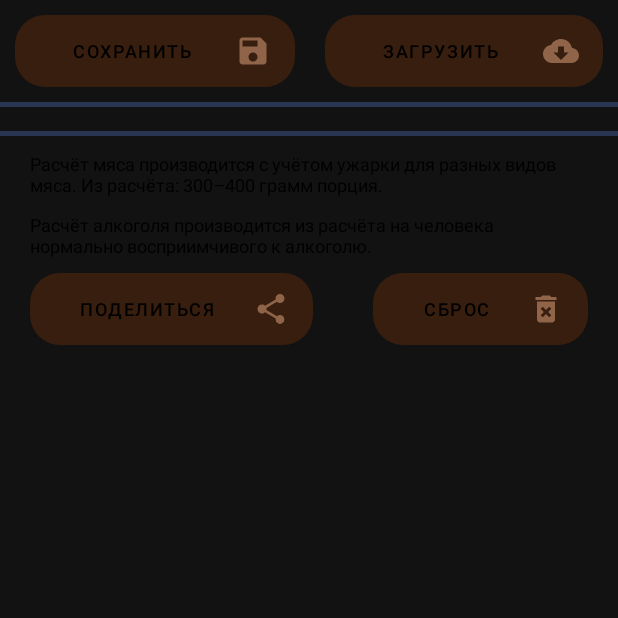
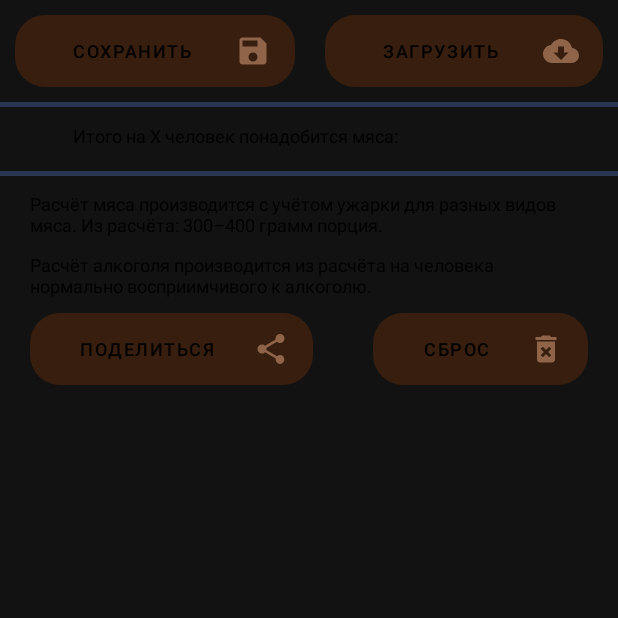
Before and after one commit to toffeantyri/MeatAlcoholCalculator, an Android app: the fragment BottomSheetFragment shown on its own in the app's theme, after a tap on "СОХРАНИТЬ", on a phone screen of 412 x 824 dp, the top half of it. Run offline under Robolectric (Android 15) with nearby library versions, the phone set to English and light mode, and no system bars.

Commit message:
0.6 Заменено ОБЩЕЕ мяса на рыбу рефакторинг произведен с заменой и добавкой рыбы

```diff
--- a/app/src/main/java/ru/calcs/meatcalculator/BottomSheetFragment.kt
+++ b/app/src/main/java/ru/calcs/meatcalculator/BottomSheetFragment.kt
@@ -11,13 +11,13 @@ import android.view.ViewGroup
 import android.widget.Toast
 import androidx.fragment.app.activityViewModels
 import androidx.lifecycle.LifecycleOwner
-import kotlinx.android.synthetic.main.fragment_bottom_sheet.*
 import kotlinx.android.synthetic.main.fragment_bottom_sheet.view.*
 import ru.calcs.meatcalculator.adapters.AppPreference
 import ru.calcs.meatcalculator.viewmodel.DataModelView
 import java.lang.StringBuilder
 
 //КОЭФИЦИЕНТ УЖАРКИ
+const val COEF_FISH = 1.3F
 const val COEF_CHIKEN = 1.3F
 const val COEF_PIG = 1.35f
 const val COEF_MUU = 1.4f
@@ -48,67 +48,76 @@ class BottomSheetFragment : Fragment() {
         dataModel.main_titleResult_x_people_meat.observe(this as LifecycleOwner) {
             val peopleTextCount =
                 if (it.toInt() > 1) getString(R.string.RESULT_DESC_ITOGO_peoples) else getString(R.string.RESULT_DESC_ITOGO_people)
+            if ((dataModel.result_value_fish.value != null && dataModel.result_value_fish.value != 0f) || (dataModel.result_value_chicken.value != null && dataModel.result_value_chicken.value != 0f) ||
+                (dataModel.result_value_pig.value != null && dataModel.result_value_pig.value != 0f) || (dataModel.result_value_muu.value != null && dataModel.result_value_muu.value != 0f)
+            ) {
+                view0.main_title_x_people_meat.visibility = View.VISIBLE
+            } else view0.main_title_x_people_meat.visibility = View.GONE
             view0.main_title_x_people_meat.text =
-                (getString(R.string.RESULT_DESC_ITOGO1) + it.toInt() + peopleTextCount + getString(R.string.RESULT_DESC_ITOGO2))
+                (getString(R.string.RESULT_DESC_ITOGO1) + it.toInt()
+                    .toString() + peopleTextCount + getString(R.string.RESULT_DESC_ITOGO2))
         }
+
 
         //наблюдатель итого на Х человек алко
         dataModel.main_titleResult_x_people_alco.observe(this as LifecycleOwner) {
             val peopleTextCount =
                 if (it.toInt() > 1) getString(R.string.RESULT_DESC_ITOGO_peoples) else getString(R.string.RESULT_DESC_ITOGO_people)
+            if ((dataModel.result_value_bear.value != null && dataModel.result_value_bear.value != 0f) || (dataModel.result_value_vine.value != null && dataModel.result_value_vine.value != 0f) ||
+                (dataModel.result_value_vodka.value != null && dataModel.result_value_vodka.value != 0f)
+            ) {
+                view0.main_title_x_people_alco.visibility = View.VISIBLE
+            } else view0.main_title_x_people_alco.visibility = View.GONE
+
             view0.main_title_x_people_alco.text =
-                (getString(R.string.RESULT_DESC_ITOGO1) + it.toInt() + peopleTextCount + getString(R.string.RESULT_DESC_ITOGO2))
+                (getString(R.string.RESULT_DESC_ITOGO1) + it.toInt()
+                    .toString() + peopleTextCount + getString(R.string.RESULT_DESC_ITOGO2))
+
         }
 
-        dataModel.result_value_meat.observe(this as LifecycleOwner) {
+
+        dataModel.result_value_fish.observe(this as LifecycleOwner) {
             if (it != null && it != 0f) {
-                dataModel.result_value_chicken.value = (it / 3) * COEF_CHIKEN
-                dataModel.result_value_pig.value = (it / 3) * COEF_PIG
-                dataModel.result_value_muu.value = (it / 3) * COEF_MUU
-                view0.main_title_x_people_meat.visibility = View.VISIBLE
+                view0.tvResult_value_fish_kg.text =
+                    (String.format("%.2f", it * COEF_FISH) + getString(R.string.kg) + getString(R.string.fishs))
+                view0.container_fish_result.visibility = View.VISIBLE
             } else {
-                view0.main_title_x_people_meat.visibility = View.GONE
+                view0.container_fish_result.visibility = View.GONE
             }
         }
 
         dataModel.result_value_chicken.observe(this as LifecycleOwner) {
-            if (it != null&& it != 0f) {
+            if (it != null && it != 0f) {
                 view0.tvResult_value_chiken_kg.text =
                     (String.format("%.2f", it * COEF_CHIKEN) + getString(R.string.kg) + getString(R.string.chickens))
                 view0.container_chicken_result.visibility = View.VISIBLE
-                view0.main_title_x_people_meat.visibility = View.VISIBLE
             } else {
                 view0.container_chicken_result.visibility = View.GONE
-                view0.main_title_x_people_meat.visibility = View.GONE
             }
         }
 
         dataModel.result_value_pig.observe(this as LifecycleOwner) {
-            if (it != null&& it != 0f) {
+            if (it != null && it != 0f) {
                 view0.tvResult_value_pig_kg.text =
                     (String.format("%.2f", it * COEF_PIG) + getString(R.string.kg) + getString(R.string.pigs))
                 view0.container_pig_result.visibility = View.VISIBLE
-                view0.main_title_x_people_meat.visibility = View.VISIBLE
             } else {
                 view0.container_pig_result.visibility = View.GONE
-                view0.main_title_x_people_meat.visibility = View.GONE
             }
         }
 
         dataModel.result_value_muu.observe(this as LifecycleOwner) {
-            if (it != null&& it != 0f) {
+            if (it != null && it != 0f) {
                 view0.tvResult_value_muu_kg.text =
                     (String.format("%.2f", it * COEF_MUU) + getString(R.string.kg) + getString(R.string.muus))
                 view0.container_muu_result.visibility = View.VISIBLE
-                view0.main_title_x_people_meat.visibility = View.VISIBLE
             } else {
                 view0.container_muu_result.visibility = View.GONE
-                view0.main_title_x_people_meat.visibility = View.GONE
             }
         }
 
         dataModel.result_value_alco.observe(this as LifecycleOwner) {
-            if (it != null&& it != 0f) {
+            if (it != null && it != 0f) {
                 dataModel.result_value_bear.value = (it * COEF_BEAR) * 0.2f
                 dataModel.result_value_vine.value = (it * COEF_VINE) * 0.25f
                 dataModel.result_value_vodka.value = (it * COEF_VODKA) * 0.55f
@@ -119,46 +128,41 @@ class BottomSheetFragment : Fragment() {
         }
 
         dataModel.result_value_bear.observe(this as LifecycleOwner) {
-            if (it != null&& it != 0f) {
+            if (it != null && it != 0f) {
                 view0.tvResult_value_bear_litr.text = (String.format(
                     "%.2f",
                     it * COEF_BEAR
                 ) + getString(R.string.litrs) + getString(R.string.bears))
                 view0.container_bear_result.visibility = View.VISIBLE
-                view0.main_title_x_people_alco.visibility = View.VISIBLE
+
             } else {
                 view0.container_bear_result.visibility = View.GONE
-                view0.main_title_x_people_alco.visibility = View.GONE
             }
         }
 
         dataModel.result_value_vine.observe(this as LifecycleOwner) {
-            if (it != null&& it != 0f) {
+            if (it != null && it != 0f) {
                 view0.tvResult_value_vine_litr.text =
                     (String.format("%.2f", it * COEF_VINE) + getString(R.string.litrs) + getString(R.string.vines))
                 view0.container_vine_result.visibility = View.VISIBLE
-                view0.main_title_x_people_alco.visibility = View.VISIBLE
             } else {
                 view0.container_vine_result.visibility = View.GONE
-                view0.main_title_x_people_alco.visibility = View.GONE
             }
         }
 
         dataModel.result_value_vodka.observe(this as LifecycleOwner) {
-            if (it != null&& it != 0f) {
+            if (it != null && it != 0f) {
                 view0.tvResult_value_vodka_litr.text =
                     (String.format("%.2f", it * COEF_VODKA) + getString(R.string.litrs) + getString(R.string.vodkas))
                 view0.container_vodka_result.visibility = View.VISIBLE
-                view0.main_title_x_people_alco.visibility = View.VISIBLE
             } else {
                 view0.container_vodka_result.visibility = View.GONE
-                view0.main_title_x_people_alco.visibility = View.GONE
             }
         }
 
 
         dataModel.result_value_bread.observe(this as LifecycleOwner) {
-            if (it != null&& it != 0f) {
+            if (it != null && it != 0f) {
                 view0.tvResult_value_bread.text =
                     (String.format("%.2f", it) + getString(R.string.kg) + getString(R.string.breads))
                 view0.container_bread.visibility = View.VISIBLE
@@ -166,7 +170,7 @@ class BottomSheetFragment : Fragment() {
         }
 
         dataModel.result_value_veget.observe(this as LifecycleOwner) {
-            if (it != null&& it != 0f) {
+            if (it != null && it != 0f) {
                 view0.tvResult_value_vegetable.text =
                     (String.format("%.2f", it) + getString(R.string.kg) + getString(R.string.vegetables))
                 view0.container_vegetable.visibility = View.VISIBLE
@@ -175,53 +179,68 @@ class BottomSheetFragment : Fragment() {
 
 
         view0.btn_save_result.setOnClickListener {
-            val chicken : Float = dataModel.result_value_chicken.value ?: 0f
-            val pig : Float = dataModel.result_value_pig.value ?: 0f
-            val muu : Float = dataModel.result_value_muu.value ?: 0f
-            val bear : Float = dataModel.result_value_bear.value ?: 0f
-            val vine : Float = dataModel.result_value_vine.value ?: 0f
-            val vodka : Float = dataModel.result_value_vodka.value ?: 0f
-            val bread : Float = dataModel.result_value_bread.value ?: 0f
-            val veget : Float = dataModel.result_value_veget.value ?: 0f
-            val xPeopleMeat : Float = dataModel.main_titleResult_x_people_meat.value ?: 0f
-            val xPeopleAlco : Float = dataModel.main_titleResult_x_people_alco.value ?: 0f
-            saveOnClick(chicken, pig, muu, bear, vine, vodka, bread, veget, xPeopleMeat,xPeopleAlco)
+            val fish: Float = dataModel.result_value_fish.value ?: 0f
+            val chicken: Float = dataModel.result_value_chicken.value ?: 0f
+            val pig: Float = dataModel.result_value_pig.value ?: 0f
+            val muu: Float = dataModel.result_value_muu.value ?: 0f
+            val bear: Float = dataModel.result_value_bear.value ?: 0f
+            val vine: Float = dataModel.result_value_vine.value ?: 0f
+            val vodka: Float = dataModel.result_value_vodka.value ?: 0f
+            val bread: Float = dataModel.result_value_bread.value ?: 0f
+            val veget: Float = dataModel.result_value_veget.value ?: 0f
+            val xPeopleMeat: Float = dataModel.main_titleResult_x_people_meat.value ?: 0f
+            val xPeopleAlco: Float = dataModel.main_titleResult_x_people_alco.value ?: 0f
+            saveOnClick(fish, chicken, pig, muu, bear, vine, vodka, bread, veget, xPeopleMeat, xPeopleAlco)
         }
         view0.btn_load_result.setOnClickListener {
             loadOnClick()
         }
 
         view0.btn_share_result.setOnClickListener {
-            val chicken : Float = dataModel.result_value_chicken.value ?: 0f
-            val pig : Float = dataModel.result_value_pig.value ?: 0f
-            val muu : Float = dataModel.result_value_muu.value ?: 0f
-            val bear : Float = dataModel.result_value_bear.value ?: 0f
-            val vine : Float = dataModel.result_value_vine.value ?: 0f
-            val vodka : Float = dataModel.result_value_vodka.value ?: 0f
-            val bread : Float = dataModel.result_value_bread.value ?: 0f
-            val veget : Float = dataModel.result_value_veget.value ?: 0f
-            val xPeopleMeat : Float = dataModel.main_titleResult_x_people_meat.value ?: 0f
-            val xPeopleAlco : Float = dataModel.main_titleResult_x_people_alco.value ?: 0f
-            shareOnClick(chicken, pig, muu, bear, vine, vodka, bread, veget, xPeopleMeat, xPeopleAlco)
+            val fish: Float = dataModel.result_value_fish.value ?: 0f
+            val chicken: Float = dataModel.result_value_chicken.value ?: 0f
+            val pig: Float = dataModel.result_value_pig.value ?: 0f
+            val muu: Float = dataModel.result_value_muu.value ?: 0f
+            val bear: Float = dataModel.result_value_bear.value ?: 0f
+            val vine: Float = dataModel.result_value_vine.value ?: 0f
+            val vodka: Float = dataModel.result_value_vodka.value ?: 0f
+            val bread: Float = dataModel.result_value_bread.value ?: 0f
+            val veget: Float = dataModel.result_value_veget.value ?: 0f
+            val xPeopleMeat: Float = dataModel.main_titleResult_x_people_meat.value ?: 0f
+            val xPeopleAlco: Float = dataModel.main_titleResult_x_people_alco.value ?: 0f
+            shareOnClick(fish, chicken, pig, muu, bear, vine, vodka, bread, veget, xPeopleMeat, xPeopleAlco)
         }
 
-        view0.btn_clear_res.setOnClickListener{
+        view0.btn_clear_res.setOnClickListener {
             clearResultOnClick()
         }
         return view0
     }
 
 
-    fun saveOnClick(chicken: Float, pig: Float, muu: Float, bear: Float, vine: Float, vodka: Float, bread: Float, veget: Float, xPeopleMeat: Float, xPeopleAlco: Float){
+    fun saveOnClick(
+        fish: Float,
+        chicken: Float,
+        pig: Float,
+        muu: Float,
+        bear: Float,
+        vine: Float,
+        vodka: Float,
+        bread: Float,
+        veget: Float,
+        xPeopleMeat: Float,
+        xPeopleAlco: Float
+    ) {
         val context = context ?: activity!!.parent
         val pref = AppPreference(context)
-        pref.saveResult1(chicken, pig, muu, bear, vine, vodka, bread, veget, xPeopleMeat, xPeopleAlco)
+        pref.saveResult1(fish, chicken, pig, muu, bear, vine, vodka, bread, veget, xPeopleMeat, xPeopleAlco)
     }
 
-    fun loadOnClick(){
+    fun loadOnClick() {
         val context = context ?: activity!!.parent
         val pref = AppPreference(context)
         val map = pref.loadResult1()
+        dataModel.result_value_fish.value = map.getValue("fish")
         dataModel.result_value_chicken.value = map.getValue("chicken")
         dataModel.result_value_pig.value = map.getValue("pig")
         dataModel.result_value_muu.value = map.getValue("muu")
@@ -234,25 +253,68 @@ class BottomSheetFragment : Fragment() {
         dataModel.main_titleResult_x_people_alco.value = map.getValue("people_count_alco")
     }
 
-    fun shareOnClick(chicken: Float, pig: Float, muu: Float, bear: Float, vine: Float, vodka: Float, bread: Float, veget: Float, xPeopleMeat: Float, xPeopleAlco: Float){
+    fun shareOnClick(
+        fish: Float,
+        chicken: Float,
+        pig: Float,
+        muu: Float,
+        bear: Float,
+        vine: Float,
+        vodka: Float,
+        bread: Float,
+        veget: Float,
+        xPeopleMeat: Float,
+        xPeopleAlco: Float
+    ) {
         val intent = Intent()
         val myString = StringBuilder()
         myString.apply {
-            if(xPeopleMeat != 0f){append(getString(R.string.RESULT_DESC_ITOGO1) + xPeopleMeat.toInt().toString() + getString(R.string.RESULT_DESC_ITOGO_peoples) + "," +getString(R.string.RESULT_DESC_ITOGO3_meat) + getString(R.string.RESULT_DESC_ITOGO2) + "\n" )}
-            if(chicken != 0f){append(String.format("%.2f", chicken) + getString(R.string.kg) + getString(R.string.chickens) + "\n")}
-            if(pig != 0f){append(String.format("%.2f", pig) + getString(R.string.kg) + getString(R.string.pigs) + "\n")}
-            if(muu != 0f){append(String.format("%.2f", muu) + getString(R.string.kg) + getString(R.string.muus) + "\n")}
+            if (xPeopleMeat != 0f) {
+                append(
+                    getString(R.string.RESULT_DESC_ITOGO1) + xPeopleMeat.toInt()
+                        .toString() + getString(R.string.RESULT_DESC_ITOGO_peoples) + "," + getString(R.string.RESULT_DESC_ITOGO2) + "\n"
+                )
+            }
+            if (fish != 0f) {
+                append(String.format("%.2f", fish) + getString(R.string.kg) + getString(R.string.fishs) + "\n")
+            }
+            if (chicken != 0f) {
+                append(String.format("%.2f", chicken) + getString(R.string.kg) + getString(R.string.chickens) + "\n")
+            }
+            if (pig != 0f) {
+                append(String.format("%.2f", pig) + getString(R.string.kg) + getString(R.string.pigs) + "\n")
+            }
+            if (muu != 0f) {
+                append(String.format("%.2f", muu) + getString(R.string.kg) + getString(R.string.muus) + "\n")
+            }
 
-            if(bread != 0f){append(String.format("%.2f", bread) + " " + getString(R.string.breads) + "\n")}
-            if(veget != 0f){append(String.format("%.2f", veget) + " " + getString(R.string.vegetables) + "\n")}
+            if (bread != 0f) {
+                append(String.format("%.2f", bread) + " " + getString(R.string.breads) + "\n")
+            }
+            if (veget != 0f) {
+                append(String.format("%.2f", veget) + " " + getString(R.string.vegetables) + "\n")
+            }
 
-            if(xPeopleAlco != 0f){append(getString(R.string.RESULT_DESC_ITOGO1) + xPeopleAlco.toInt().toString() + getString(R.string.RESULT_DESC_ITOGO_peoples) + "," +getString(R.string.RESULT_DESC_ITOGO3_alco) + getString(R.string.RESULT_DESC_ITOGO2) + "\n" )}
-            if(bear != 0f){append(String.format("%.2f", bear) + getString(R.string.litrs) + getString(R.string.bears) + "\n")}
-            if(vine != 0f){append(String.format("%.2f", vine) + getString(R.string.litrs) + getString(R.string.vines) + "\n")}
-            if(vodka != 0f){append(String.format("%.2f", vodka) + getString(R.string.litrs) + getString(R.string.vodkas) + "\n")}
+            if (xPeopleAlco != 0f) {
+                append(
+                    getString(R.string.RESULT_DESC_ITOGO1) + xPeopleAlco.toInt()
+                        .toString() + getString(R.string.RESULT_DESC_ITOGO_peoples) + "," + getString(R.string.RESULT_DESC_ITOGO3_alco) + getString(
+                        R.string.RESULT_DESC_ITOGO2
+                    ) + "\n"
+                )
+            }
+            if (bear != 0f) {
+                append(String.format("%.2f", bear) + getString(R.string.litrs) + getString(R.string.bears) + "\n")
+            }
+            if (vine != 0f) {
+                append(String.format("%.2f", vine) + getString(R.string.litrs) + getString(R.string.vines) + "\n")
+            }
+            if (vodka != 0f) {
+                append(String.format("%.2f", vodka) + getString(R.string.litrs) + getString(R.string.vodkas) + "\n")
+            }
         }
 
-        if(myString.toString() != ""){
+        if (myString.toString() != "") {
             val myString2 = StringBuilder().apply {
                 append(getString(R.string.share_text_1))
                 append(getString(R.string.link_on_app) + "\n")
@@ -263,14 +325,14 @@ class BottomSheetFragment : Fragment() {
             intent.setType("text/plain")
             Log.d(TAG, myString2.toString())
             startActivity(Intent.createChooser(intent, getString(R.string.btn_share)))
-        } else Toast.makeText(context, R.string.no_result, Toast.LENGTH_SHORT ).show()
+        } else Toast.makeText(context, R.string.no_result, Toast.LENGTH_SHORT).show()
 
 
     }
 
-    fun clearResultOnClick(){
+    fun clearResultOnClick() {
         dataModel.apply {
-            result_value_meat.value = 0f
+            result_value_fish.value = 0f
             result_value_alco.value = 0f
 
             main_titleResult_x_people_meat.value = 0f
--- a/app/src/main/java/ru/calcs/meatcalculator/MainActivity.kt
+++ b/app/src/main/java/ru/calcs/meatcalculator/MainActivity.kt
@@ -139,12 +139,12 @@ class MainActivity : AppCompatActivity() {
             column1Title = getString(R.string.title_column1)
             column2Title = getString(R.string.title_column2)
 
-            c1radio1 = getString(R.string.all_meat)
+            c1radio1 = getString(R.string.fish)
             c1radio2 = getString(R.string.chicken)
             c1radio3 = getString(R.string.pig)
             c1radio4 = getString(R.string.muu)
 
-            c1radio1Image = R.drawable.ic_meatall
+            c1radio1Image = R.drawable.ic_chicken
             c1radio2Image = R.drawable.ic_chicken
             c1radio3Image = R.drawable.ic_pig
             c1radio4Image = R.drawable.ic_muu
--- a/app/src/main/java/ru/calcs/meatcalculator/adapters/AppPreference.kt
+++ b/app/src/main/java/ru/calcs/meatcalculator/adapters/AppPreference.kt
@@ -14,7 +14,8 @@ class AppPreference(context: Context) {
 
     var data: SharedPreferences = context.getSharedPreferences(APP_PREFER, Context.MODE_PRIVATE)
 
-    fun saveResult1(chicken: Float, pig: Float, muu: Float, bear: Float, vine: Float, vodka: Float, bread: Float, veget: Float, XPeopleMeat: Float, XPeopleAlco: Float) {
+    fun saveResult1(fish: Float, chicken: Float, pig: Float, muu: Float, bear: Float, vine: Float, vodka: Float, bread: Float, veget: Float, XPeopleMeat: Float, XPeopleAlco: Float) {
+        data.edit().putFloat("fish", fish).apply()
         data.edit().putFloat("chicken", chicken).apply()
         data.edit().putFloat("pig", pig).apply()
         data.edit().putFloat("muu", muu).apply()
@@ -30,7 +31,8 @@ class AppPreference(context: Context) {
 
     fun loadResult1(): Map<String, Float>{
         val map = mutableMapOf<String, Float>()
-        map.put("chicken",data.getFloat("chicken", 0f) )
+        map.put("fish",data.getFloat("fish", 0f))
+        map.put("chicken",data.getFloat("chicken", 0f))
         map.put("pig",data.getFloat("pig", 0f))
         map.put("muu",data.getFloat("muu", 0f))
         map.put("bear",data.getFloat("bear", 0f))
--- a/app/src/main/java/ru/calcs/meatcalculator/viewmodel/DataModelView.kt
+++ b/app/src/main/java/ru/calcs/meatcalculator/viewmodel/DataModelView.kt
@@ -31,13 +31,6 @@ class DataModelView : ViewModel() {
     }
     //------------------------------------------------------------------
 
-    //общее количество мяса
-    val result_value_meat: MutableLiveData<Float> by lazy {
-        MutableLiveData<Float>()
-    }
-    init{
-        result_value_meat.value = null
-    }
     //количество курицы
     val result_value_chicken: MutableLiveData<Float> by lazy {
         MutableLiveData<Float>()
@@ -45,6 +38,15 @@ class DataModelView : ViewModel() {
     init{
         result_value_chicken.value = null
     }
+
+    //количество рыбы
+    val result_value_fish: MutableLiveData<Float> by lazy {
+        MutableLiveData<Float>()
+    }
+    init{
+        result_value_fish.value = null
+    }
+
     //количество свинины
     val result_value_pig: MutableLiveData<Float> by lazy {
         MutableLiveData<Float>()
--- a/app/src/main/res/layout/fragment_bottom_sheet.xml
+++ b/app/src/main/res/layout/fragment_bottom_sheet.xml
@@ -44,7 +44,6 @@
                 android:layout_marginStart="10dp"
                 android:layout_marginEnd="10dp"
                 android:drawableEnd="@drawable/ic_cloud_download_black_24dp"/>
-
         </LinearLayout>
 
         <LinearLayout
@@ -77,6 +76,29 @@
                     android:gravity="center"
                     android:text="Итого на Х человек понадобится мяса:" />
 
+
+                <LinearLayout
+                    android:id="@+id/container_fish_result"
+                    android:layout_width="wrap_content"
+                    android:layout_height="wrap_content"
+                    android:layout_marginBottom="10dp"
+                    android:gravity="center"
+                    android:orientation="horizontal"
+                    android:visibility="gone">
+
+                    <ImageView
+                        android:layout_width="25dp"
+                        android:layout_height="25dp"
+                        />
+
+                    <TextView
+                        android:id="@+id/tvResult_value_fish_kg"
+                        style="@style/textResultValues"
+                        android:layout_width="wrap_content"
+                        android:layout_height="wrap_content"
+                        android:layout_marginEnd="10dp"
+                        android:text="TextView" />
+                </LinearLayout>
 
                 <LinearLayout
                     android:id="@+id/container_chicken_result"
--- a/app/src/main/res/layout/rc_top_shablon.xml
+++ b/app/src/main/res/layout/rc_top_shablon.xml
@@ -62,7 +62,7 @@
                         android:layout_height="wrap_content"
                         android:checked="true"
                         android:drawableStart="@drawable/ic_meatall"
-                        android:text="@string/all_meat" />
+                        android:text="@string/fish" />
 
                     <com.google.android.material.radiobutton.MaterialRadioButton
                         style="@style/radioButtonStyle"
--- a/app/src/main/res/values/strings.xml
+++ b/app/src/main/res/values/strings.xml
@@ -17,10 +17,12 @@
 
     <string name="title_column1">Какое мясо?</string>
     <string name="all_meat">\ Разное</string>
+    <string name="fish">\ Рыба</string>
     <string name="chicken">\ Курица</string>
     <string name="pig">\ Свинина</string>
     <string name="muu">\ Говядина</string>
 
+    <string name="fishs">\ Рыбы</string>
     <string name="chickens">\ Курицы</string>
     <string name="pigs">\ Свинины</string>
     <string name="muus">\ Говядины</string>
```
Also changed, not shown: app/src/main/java/ru/calcs/meatcalculator/adapters/TopAdapter.kt (+3 -6 lines).
